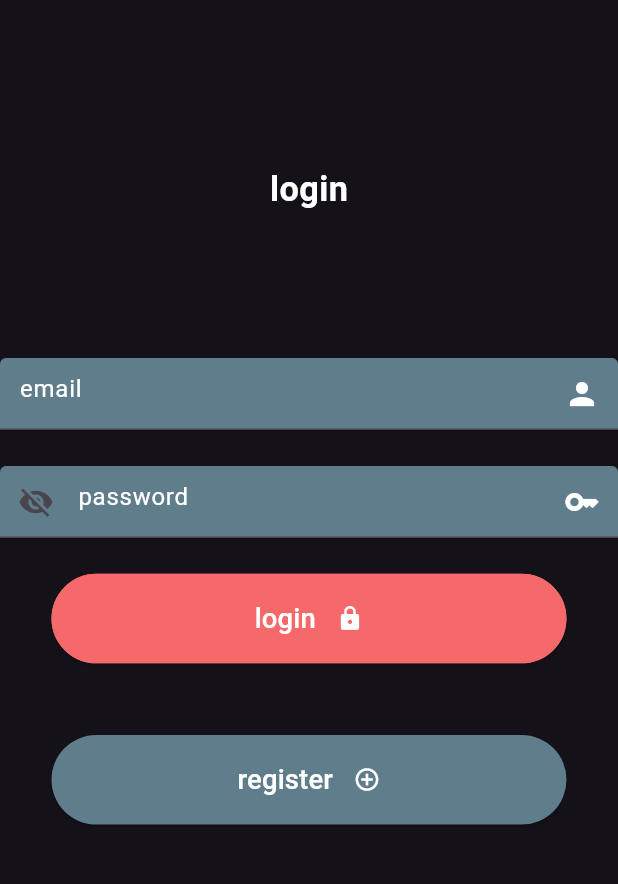
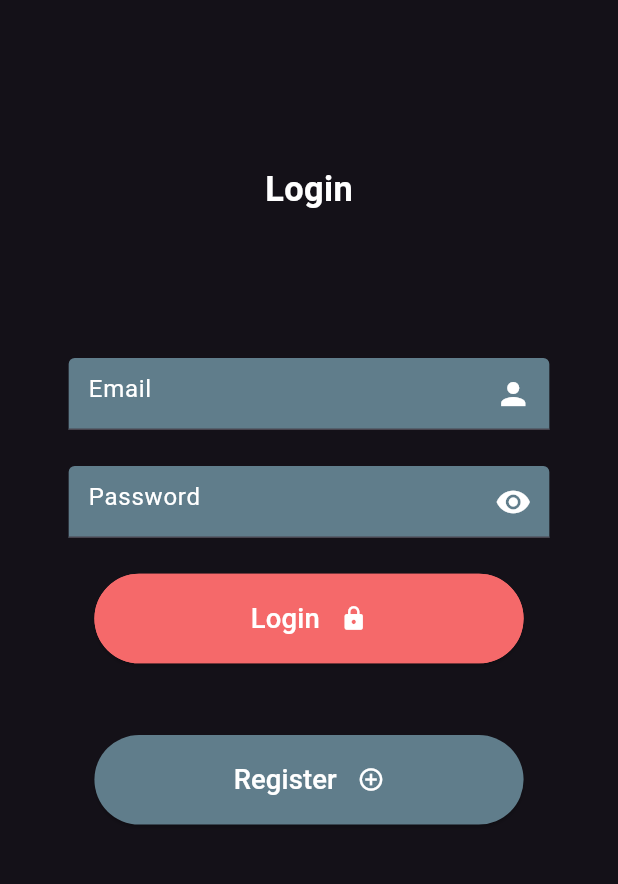
Before and after one commit to AbdelrahmanFarag111/task, a Flutter app: the SignIn screen opened directly, on a phone screen of 412 x 824 dp, the part 62-946 px from its top. Run offline on Flutter 3.47's test engine with Material 3 defaults, Android fonts, the phone set to English and light mode, and no system bars; our stand-ins replace easy_localization, firebase_auth, firebase_core, flutter_screenutil, graphql, shared_preferences; accounts and stored records are empty.

Commit message:
fix errors

```diff
--- a/assets/translations/ar.json
+++ b/assets/translations/ar.json
@@ -1,10 +1,8 @@
 {
-
-
   "login" : "تسجيل الدخول",
   "email" : "البريد الإلكتروني",
   "password" :"كلمة المرور",
-  "Do you Have An Account?" : "هل تمتلك حساب؟",
+  "doYouHaveAnAccount" : "هل تمتلك حساب؟",
   "register" : "إنشاء حساب جديد",
   "arabic" : "عربى",
   "english " :  "انجليزى ",
--- a/assets/translations/en.json
+++ b/assets/translations/en.json
@@ -2,7 +2,7 @@
   "login" : "Login",
   "email" : "Email",
   "password" : "Password",
-  "Do you Have An Account?" : "Do you Have An Account?",
+  "doYouHaveAnAccount" : "Do you Have An Account?",
   "register" : "Register",
   "arabic" : "Arabic",
   "english " : "English ",
--- a/lib/providers/auth_provider.dart
+++ b/lib/providers/auth_provider.dart
@@ -8,11 +8,16 @@ class AuthProvider extends ChangeNotifier {
   final FirebaseAuth auth = FirebaseAuth.instance;
 
   String? username = 'username';
+  bool hidePassword = true;
 
-  AuthProvider({this.username});
+  AuthProvider({this.username,});
 
   void changeUserName(String newUserName) {
     username = newUserName;
+    notifyListeners();
+  }
+  void protectText(){
+    hidePassword = !hidePassword;
     notifyListeners();
   }
 
--- a/lib/screens/sign_in.dart
+++ b/lib/screens/sign_in.dart
@@ -1,3 +1,4 @@
+import 'package:easy_localization/easy_localization.dart';
 import 'package:flutter/material.dart';
 import 'package:flutter_screenutil/flutter_screenutil.dart';
 import 'package:provider/provider.dart';
@@ -35,7 +36,7 @@ class SignIn extends StatelessWidget {
               height: 80.h,
             ),
             Text(
-              LocaleKeys.login,
+              LocaleKeys.login.tr(),
               style: TextStyle(
                   fontWeight: FontWeight.bold,
                   fontSize: 20.sp,
@@ -45,14 +46,17 @@ class SignIn extends StatelessWidget {
             SizedBox(
               height: 80.h,
             ),
-            Column(
+            Center(
+              child: SizedBox(
+                width: 280.w,
+                child: Column(
                   crossAxisAlignment: CrossAxisAlignment.center,
                   children: [
                     TextField(
                       controller: emailController,
                       decoration: InputDecoration(
                         hintStyle: const TextStyle(color: Colors.white),
-                    hintText:LocaleKeys.email,
+                        hintText:LocaleKeys.email.tr(),
                         fillColor: MyColors.grey,
                         suffixIcon: const Icon(Icons.person),
                         suffixIconColor: Colors.white,
@@ -65,11 +69,18 @@ class SignIn extends StatelessWidget {
                     ),
                     TextField(
                       controller: passwordController,
+                      obscureText: !context.watch<AuthProvider>().hidePassword,
                       decoration: InputDecoration(
                         hintStyle: const TextStyle(color: Colors.white),
-                    hintText: LocaleKeys.password,
-                    suffixIcon: const Icon(Icons.key),
-                    prefixIcon:const Icon( Icons.visibility_off,),
+                        hintText: LocaleKeys.password.tr(),
+                        suffixIcon: InkWell(
+                          onTap: () {
+                            context.read<AuthProvider>().protectText();
+                          },
+                          child: Icon(context.watch<AuthProvider>().hidePassword
+                              ? Icons.visibility
+                              : Icons.visibility_off),
+                        ),
                         suffixIconColor: Colors.white,
                         fillColor: MyColors.grey,
                         filled: true,
@@ -78,13 +89,15 @@ class SignIn extends StatelessWidget {
                     ),
                   ],
                 ),
+              ),
+            ),
             SizedBox(
               height: 20.h,
             ),
             ElevatedButton(
               style: ElevatedButton.styleFrom(
                 backgroundColor: MyColors.lightRed,
-                fixedSize: Size(300.w, 50.h),
+                fixedSize: Size(250.w, 50.h),
                 side: const BorderSide(width: 3.0, color: MyColors.lightRed),
               ),
               onPressed: () async{
@@ -101,7 +114,7 @@ class SignIn extends StatelessWidget {
                 mainAxisAlignment: MainAxisAlignment.center,
                 children: [
                   Text(
-                    LocaleKeys.login,
+                    LocaleKeys.login.tr(),
                     style: TextStyle(fontSize: 16.sp, color: Colors.white),
                   ),
                   SizedBox(
@@ -120,7 +133,7 @@ class SignIn extends StatelessWidget {
             ElevatedButton(
               style: ElevatedButton.styleFrom(
                 backgroundColor: MyColors.grey,
-                fixedSize: Size(300.w, 50.h),
+                fixedSize: Size(250.w, 50.h),
               ),
               onPressed: () {
                 Navigator.push(context, MaterialPageRoute(builder: (context)=>const SignUp()),);
@@ -129,7 +142,7 @@ class SignIn extends StatelessWidget {
                 mainAxisAlignment: MainAxisAlignment.center,
                 children: [
                   Text(
-                    LocaleKeys.register,
+                    LocaleKeys.register.tr(),
                     style: TextStyle(fontSize: 16.sp, color: Colors.white),
                   ),
                   SizedBox(
--- a/pubspec.yaml
+++ b/pubspec.yaml
@@ -40,6 +40,9 @@ dependencies:
   firebase_auth: ^5.3.1
   flutter_screenutil: ^5.9.3
   easy_localization: ^3.0.7
+  graphql_flutter: ^5.1.2
+  graphql: ^5.1.3
+
 
 dev_dependencies:
   flutter_test:
```
Also changed, not shown: lib/main.dart (+18 -3 lines), lib/screens/home.dart (+7 -4 lines), lib/screens/settings.dart (+8 -8 lines), lib/screens/sign_up.dart (+25 -10 lines), lib/translation/locale_keys.g.dart, pubspec.lock, 3 other files. Lines whose indentation alone changed are shown as unchanged.
